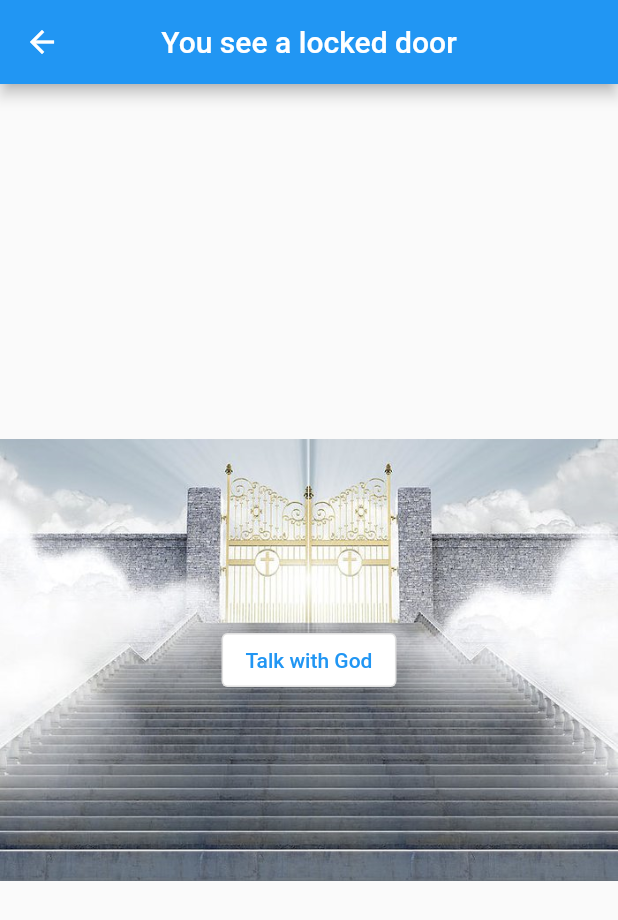
After one commit to seannpenn/elec2b_review_app, a Flutter app: the screen it shows after launch, after a tap on "Let's go!", on a phone screen of 412 x 824 dp. The commit adds this screen. Shown: the top 920 px of the screen. Run offline on Flutter 3.47's test engine with Material 2 defaults, Android fonts, the phone set to English and light mode, and no system bars.

Commit message:
the_great_adventure
Edited its appearance and change its concept. The bug is also fixed.

```diff
--- a/lib/main.dart
+++ b/lib/main.dart
@@ -1,6 +1,7 @@
 import 'package:elec2b_review/safe_cracker_widgets/safe_dial.dart';
 import 'package:flutter/cupertino.dart';
 import 'package:flutter/material.dart';
+import 'package:elec2b_review/screens/start_screen.dart';
 
 void main() {
   runApp(const MyApp());
@@ -18,7 +19,8 @@ class MyApp extends StatelessWidget {
         theme: ThemeData(
           primarySwatch: Colors.blue,
         ),
-        home: const SafeCrackerView());
+        home: const StartScreen(),
+    );
   }
 }
 
--- /dev/null
+++ b/lib/screens/locked_door_screen.dart
@@ -0,0 +1,75 @@
+import 'package:elec2b_review/screens/door_unlock_screen.dart';
+import 'package:elec2b_review/screens/unlocked_door_screen.dart';
+import 'package:elec2b_review/widgets/doors/locked_door.dart';
+import 'package:flutter/material.dart';
+
+class LockedDoorScreen extends StatefulWidget {
+  const LockedDoorScreen({Key? key}) : super(key: key);
+
+  @override
+  State<LockedDoorScreen> createState() => _LockedDoorScreenState();
+}
+
+class _LockedDoorScreenState extends State<LockedDoorScreen> {
+  bool isUnlocked = false;
+  @override
+  Widget build(BuildContext context) {
+    return Scaffold(
+      appBar: AppBar(
+        title: Text("You see a ${isUnlocked ? 'unlocked' : 'locked'} door"),
+        centerTitle: true,
+      ),
+      body: SafeArea(
+        //a stack widget shows the first child in children as the bottom layer and adds layers on top of it
+        child: Stack(
+          children: [
+            const Center(child: LockedDoor()),
+            Center(
+              child: OutlinedButton(
+                style: ButtonStyle(
+                  backgroundColor: MaterialStateProperty.all(Colors.white),
+                ),
+                onPressed: () async {
+                  if (isUnlocked) {
+                    bool? reLockDoor = await Navigator.of(context).push(
+                        MaterialPageRoute(
+                            builder: (context) => const UnlockedDoorScreen()));
+                    //reLockDoor !=null? result:false
+                    if (reLockDoor ?? false) {
+                      if (mounted) {
+                        setState(() {
+                          isUnlocked = false;
+                        });
+                      }
+                    }
+                  } else {
+                    bool? result = await Navigator.of(context).push(
+                        MaterialPageRoute(
+                            builder: (context) => const DoorLockScreen()));
+
+                    // result!=null? result: false
+                    if (result ?? false) {
+                      if (mounted) {
+                        setState(() {
+                          isUnlocked = true;
+                        });
+                      } else {
+                        if (mounted) {
+                          setState(() {
+                            isUnlocked = false;
+                          });
+                        }
+                      }
+                    }
+                  }
+                },
+                child: Text(isUnlocked ? "Open Gates of Heaven" : "Talk with God"),
+
+              ),
+            )
+          ],
+        ),
+      ),
+    );
+  }
+}
--- /dev/null
+++ b/lib/screens/start_screen.dart
@@ -0,0 +1,49 @@
+import 'package:elec2b_review/screens/locked_door_screen.dart';
+import 'package:flutter/material.dart';
+
+class StartScreen extends StatelessWidget {
+  const StartScreen({Key? key}) : super(key: key);
+
+  @override
+  Widget build(BuildContext context) {
+    //a Scaffold serves as a screen skeleton, allowing you to add drawers, appbars and more
+    return Scaffold(
+      //a SafeArea widget automatically compensates for device statusbars, controls, etc on both ios/android
+      backgroundColor: Colors.blueGrey[300],
+      body: SafeArea(
+        child: Center(
+          child: Column(
+            crossAxisAlignment: CrossAxisAlignment.center,
+            mainAxisAlignment: MainAxisAlignment.center,
+            children: [
+              Container(
+                  margin: const EdgeInsets.symmetric(vertical: 32),
+                  child: const Text(
+                    "Welcome to Nav 1.0 Activity!",
+                    textAlign: TextAlign.center,
+                    style: TextStyle(
+                      fontSize: 32,
+                      color: Colors.white,
+                    ),
+                  )
+                ),
+              OutlinedButton(
+                  style: ButtonStyle(
+                      backgroundColor:
+                          MaterialStateProperty.all(Colors.amberAccent)),
+                  onPressed: () {
+                    Navigator.of(context).push(
+                      MaterialPageRoute(
+                        builder: (context) => const LockedDoorScreen(),
+                      ),
+                    );
+                  },
+                  child: const Text("Let's go!")
+                )
+            ],
+          ),
+        ),
+      ),
+    );
+  }
+}
--- /dev/null
+++ b/lib/widgets/doors/locked_door.dart
@@ -0,0 +1,10 @@
+import 'package:flutter/material.dart';
+
+class LockedDoor extends StatelessWidget {
+  const LockedDoor({Key? key}) : super(key: key);
+
+  @override
+  Widget build(BuildContext context) {
+    return  Image.asset("assets/images/door_closed.png");
+  }
+}
```
Also changed, not shown: lib/screens/door_unlock_screen.dart (added, +201 -0 lines), lib/screens/final_screen.dart (added, +49 -0 lines), lib/screens/unlocked_door_screen.dart (added, +110 -0 lines), lib/widgets/doors/unlocked_door.dart (added, +10 -0 lines), pubspec.yaml (+4 -3 lines), assets/images/door_closed.png (added), assets/images/door_opened.jpg (added), assets/images/door_opened.png (added), assets/images/lock_safe.jpg (added), assets/images/open_safe.jpg (added), assets/images/outdoors.jpg (added).
